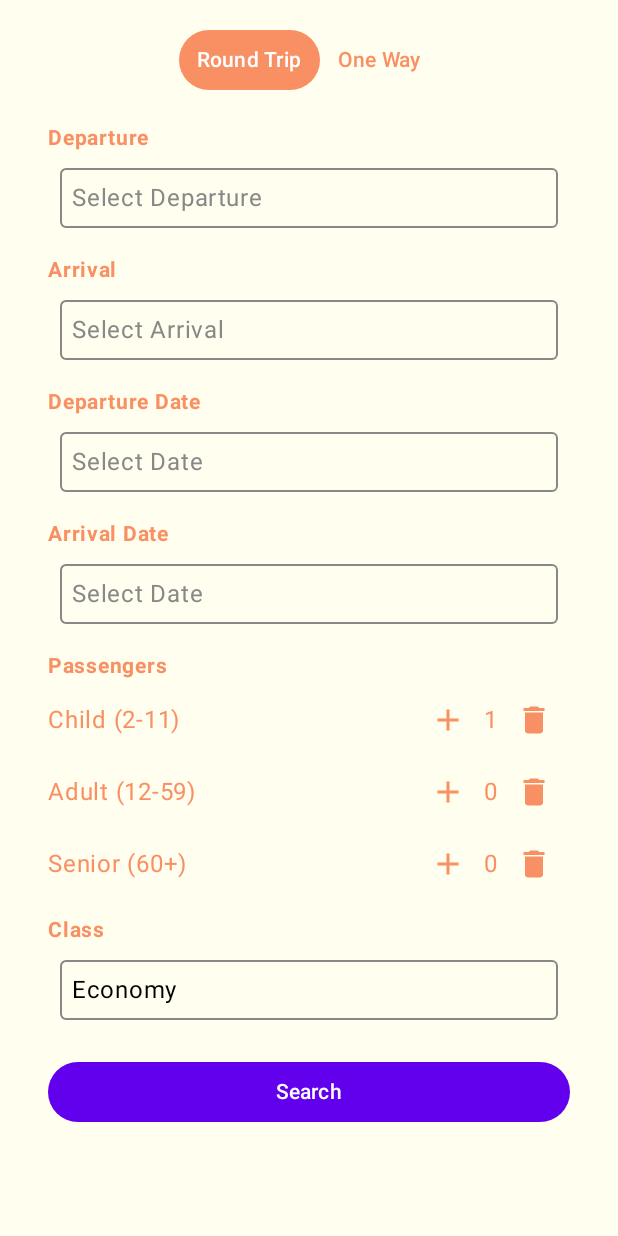
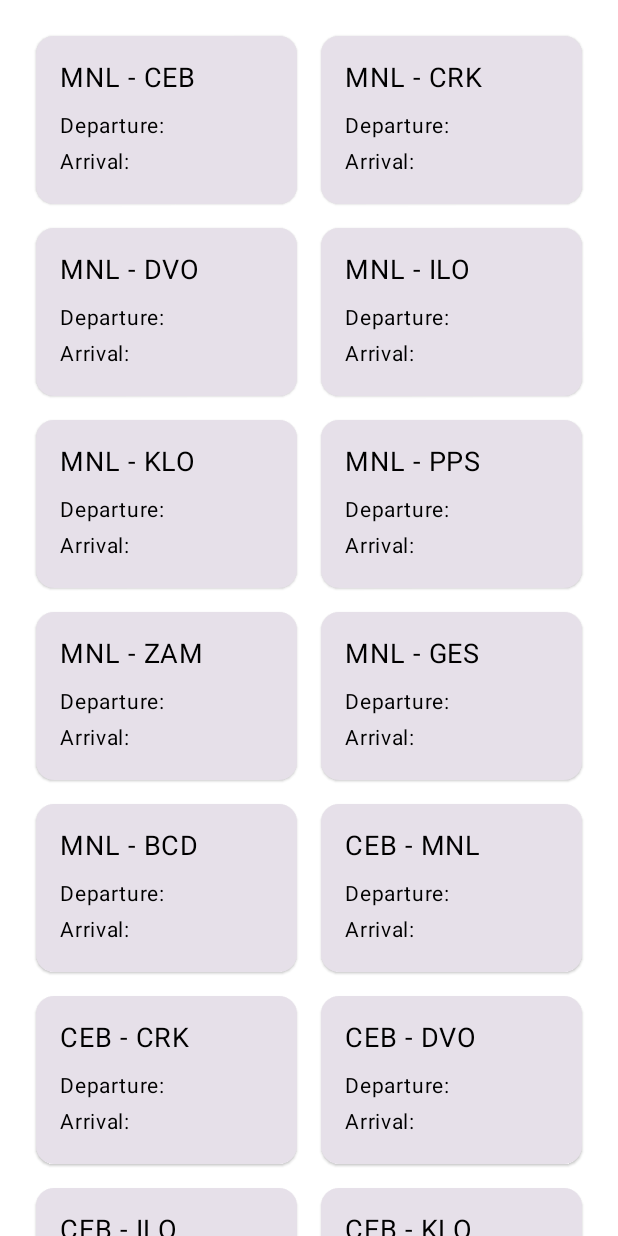
Before and after one commit to meemeow/MD-FINALS, an Android app built with Jetpack Compose: the composable BookScreen shown on its own in the app's theme, after a tap on "Search", on a phone screen of 412 x 824 dp. Run offline under Robolectric (Android 15) with nearby library versions, the phone set to English and light mode, and no system bars; 1 statement that could not run was skipped; 2 other taps on this screen came first.

Commit message:
new commit

```diff
--- a/app/src/main/java/com/example/meemeowairlines/MainActivity.kt
+++ b/app/src/main/java/com/example/meemeowairlines/MainActivity.kt
@@ -480,6 +480,8 @@ fun FlightForm(
     onFlightClassChange: (String) -> Unit,
     datePickerContent: @Composable () -> Unit
 ) {
+    val context = LocalContext.current
+
     Column(modifier = Modifier.padding(16.dp)) {
         DropdownMenu(
             label = "Departure",
@@ -510,7 +512,15 @@ fun FlightForm(
         Spacer(modifier = Modifier.height(16.dp))
         Button(
             onClick = {
-                // Handle search button click
+                // Navigate to SearchActivity with search criteria
+                val intent = Intent(context, SearchActivity::class.java).apply {
+                    putExtra("departure", departure)
+                    putExtra("arrival", arrival)
+                    putExtra("departureDate", departureDate)
+                    putExtra("arrivalDate", arrivalDate)
+                    putExtra("flightClass", flightClass)
+                }
+                context.startActivity(intent)
             },
             modifier = Modifier.fillMaxWidth()
         ) {
@@ -529,7 +539,6 @@ fun DatePickerDialog(
     val dateFormat = SimpleDateFormat("yyyy-MM-dd", Locale.getDefault())
 
     val oneMonthLater = calendar.apply { add(Calendar.MONTH, 1) }.time
-    calendar.time = Date()
 
     val datePickerDialog = remember {
         DatePickerDialog(
@@ -537,18 +546,17 @@ fun DatePickerDialog(
             { _: DatePicker, year: Int, month: Int, dayOfMonth: Int ->
                 calendar.set(year, month, dayOfMonth)
                 val selected = calendar.time
-                if (selected.before(oneMonthLater) && selected.after(Date())) {
+                if (selected.after(oneMonthLater)) {
                     onDateSelected(dateFormat.format(selected))
                 } else {
-                    Toast.makeText(context, "Date must be within one month from now.", Toast.LENGTH_SHORT).show()
+                    Toast.makeText(context, "Date must be after one month from now.", Toast.LENGTH_SHORT).show()
                 }
             },
             calendar.get(Calendar.YEAR),
-            calendar.get(Calendar.MONTH),
+            calendar.get(Calendar.MONTH) + 1,  // Set initial month to one month later
             calendar.get(Calendar.DAY_OF_MONTH)
         ).apply {
-            datePicker.minDate = System.currentTimeMillis()
-            datePicker.maxDate = oneMonthLater.time
+            datePicker.minDate = oneMonthLater.time
         }
     }
 
@@ -579,7 +587,6 @@ fun DateRangePickerDialog(
     val dateFormat = SimpleDateFormat("yyyy-MM-dd", Locale.getDefault())
 
     val oneMonthLater = calendar.apply { add(Calendar.MONTH, 1) }.time
-    calendar.time = Date()
 
     val startDatePickerDialog = remember {
         DatePickerDialog(
@@ -587,18 +594,17 @@ fun DateRangePickerDialog(
             { _: DatePicker, year: Int, month: Int, dayOfMonth: Int ->
                 calendar.set(year, month, dayOfMonth)
                 val selected = calendar.time
-                if (selected.before(oneMonthLater) && selected.after(Date())) {
+                if (selected.after(oneMonthLater)) {
                     onStartDateSelected(dateFormat.format(selected))
                 } else {
-                    Toast.makeText(context, "Date must be within one month from now.", Toast.LENGTH_SHORT).show()
+                    Toast.makeText(context, "Date must be after one month from now.", Toast.LENGTH_SHORT).show()
                 }
             },
             calendar.get(Calendar.YEAR),
-            calendar.get(Calendar.MONTH),
+            calendar.get(Calendar.MONTH) + 1,
             calendar.get(Calendar.DAY_OF_MONTH)
         ).apply {
-            datePicker.minDate = System.currentTimeMillis()
-            datePicker.maxDate = oneMonthLater.time
+            datePicker.minDate = oneMonthLater.time
         }
     }
 
@@ -608,22 +614,21 @@ fun DateRangePickerDialog(
             { _: DatePicker, year: Int, month: Int, dayOfMonth: Int ->
                 calendar.set(year, month, dayOfMonth)
                 val selected = calendar.time
-                if (selected.before(oneMonthLater) && selected.after(Date())) {
+                if (selected.after(oneMonthLater)) {
                     if (startDate.isNotEmpty() && selected.before(dateFormat.parse(startDate))) {
                         Toast.makeText(context, "Arrival date must be after departure date.", Toast.LENGTH_SHORT).show()
                     } else {
                         onEndDateSelected(dateFormat.format(selected))
                     }
                 } else {
-                    Toast.makeText(context, "Date must be within one month from now.", Toast.LENGTH_SHORT).show()
+                    Toast.makeText(context, "Date must be after one month from now.", Toast.LENGTH_SHORT).show()
                 }
             },
             calendar.get(Calendar.YEAR),
-            calendar.get(Calendar.MONTH),
+            calendar.get(Calendar.MONTH) + 1,
             calendar.get(Calendar.DAY_OF_MONTH)
         ).apply {
-            datePicker.minDate = System.currentTimeMillis()
-            datePicker.maxDate = oneMonthLater.time
+            datePicker.minDate = oneMonthLater.time
         }
     }
 
--- a/app/src/main/java/com/example/meemeowairlines/SearchActivity.kt
+++ b/app/src/main/java/com/example/meemeowairlines/SearchActivity.kt
@@ -1,4 +1,84 @@
 package com.example.meemeowairlines
 
-class SearchActivity {
+import android.os.Bundle
+import androidx.activity.ComponentActivity
+import androidx.activity.compose.setContent
+import androidx.compose.foundation.layout.*
+import androidx.compose.foundation.lazy.grid.GridCells
+import androidx.compose.foundation.lazy.grid.LazyVerticalGrid
+import androidx.compose.foundation.lazy.grid.items
+import androidx.compose.material3.*
+import androidx.compose.runtime.Composable
+import androidx.compose.ui.Modifier
+import androidx.compose.ui.unit.dp
+import androidx.compose.ui.unit.sp
+import com.example.meemeowairlines.ui.theme.YourAppTheme
+
+class SearchActivity : ComponentActivity() {
+    override fun onCreate(savedInstanceState: Bundle?) {
+        super.onCreate(savedInstanceState)
+        val departure = intent.getStringExtra("departure")
+        val arrival = intent.getStringExtra("arrival")
+        val departureDate = intent.getStringExtra("departureDate")
+        val arrivalDate = intent.getStringExtra("arrivalDate")
+        val flightClass = intent.getStringExtra("flightClass")
+
+        setContent {
+            YourAppTheme {
+                Surface(modifier = Modifier.fillMaxSize(), color = MaterialTheme.colorScheme.background) {
+                    SearchScreen(departure, arrival, departureDate, arrivalDate, flightClass)
+                }
+            }
+        }
+    }
 }
+
+@Composable
+fun SearchScreen(departure: String?, arrival: String?, departureDate: String?, arrivalDate: String?, flightClass: String?) {
+    val routes = listOf(
+        "MNL - CEB", "MNL - CRK", "MNL - DVO", "MNL - ILO", "MNL - KLO", "MNL - PPS", "MNL - ZAM", "MNL - GES", "MNL - BCD",
+        "CEB - MNL", "CEB - CRK", "CEB - DVO", "CEB - ILO", "CEB - KLO", "CEB - PPS", "CEB - ZAM", "CEB - GES", "CEB - BCD",
+        "CRK - MNL", "CRK - CEB", "CRK - DVO", "CRK - ILO", "CRK - KLO", "CRK - PPS", "CRK - ZAM", "CRK - GES", "CRK - BCD",
+        "DVO - MNL", "DVO - CEB", "DVO - CRK", "DVO - ILO", "DVO - KLO", "DVO - PPS", "DVO - ZAM", "DVO - GES", "DVO - BCD",
+        "ILO - MNL", "ILO - CEB", "ILO - CRK", "ILO - DVO", "ILO - KLO", "ILO - PPS", "ILO - ZAM", "ILO - GES", "ILO - BCD",
+        "KLO - MNL", "KLO - CEB", "KLO - CRK", "KLO - DVO", "KLO - ILO", "KLO - PPS", "KLO - ZAM", "KLO - GES", "KLO - BCD",
+        "PPS - MNL", "PPS - CEB", "PPS - CRK", "PPS - DVO", "PPS - ILO", "PPS - KLO", "PPS - ZAM", "PPS - GES", "PPS - BCD",
+        "ZAM - MNL", "ZAM - CEB", "ZAM - CRK", "ZAM - DVO", "ZAM - ILO", "ZAM - KLO", "ZAM - PPS", "ZAM - GES", "ZAM - BCD",
+        "GES - MNL", "GES - CEB", "GES - CRK", "GES - DVO", "GES - ILO", "GES - KLO", "GES - PPS", "GES - ZAM", "GES - BCD",
+        "BCD - MNL", "BCD - CEB", "BCD - CRK", "BCD - DVO", "BCD - ILO", "BCD - KLO", "BCD - PPS", "BCD - ZAM", "BCD - GES"
+    )
+
+    val filteredRoutes = routes.filter {
+        it.startsWith(departure ?: "") && it.endsWith(arrival ?: "")
+    }
+
+    LazyVerticalGrid(
+        columns = GridCells.Fixed(2),
+        contentPadding = PaddingValues(16.dp)
+    ) {
+        items(filteredRoutes) { route ->
+            RouteCard(route = route, departureDate = departureDate, arrivalDate = arrivalDate)
+        }
+    }
+}
+
+@Composable
+fun RouteCard(route: String, departureDate: String?, arrivalDate: String?) {
+    Card(
+        modifier = Modifier
+            .padding(8.dp)
+            .fillMaxWidth(),
+        elevation = CardDefaults.elevatedCardElevation()
+    ) {
+        Column(
+            modifier = Modifier
+                .padding(16.dp)
+                .fillMaxWidth()
+        ) {
+            Text(text = route, fontSize = 18.sp)
+            Spacer(modifier = Modifier.height(8.dp))
+            Text(text = "Departure: ${departureDate ?: "N/A"}", fontSize = 14.sp)
+            Text(text = "Arrival: ${arrivalDate ?: "N/A"}", fontSize = 14.sp)
+        }
+    }
+}
```
